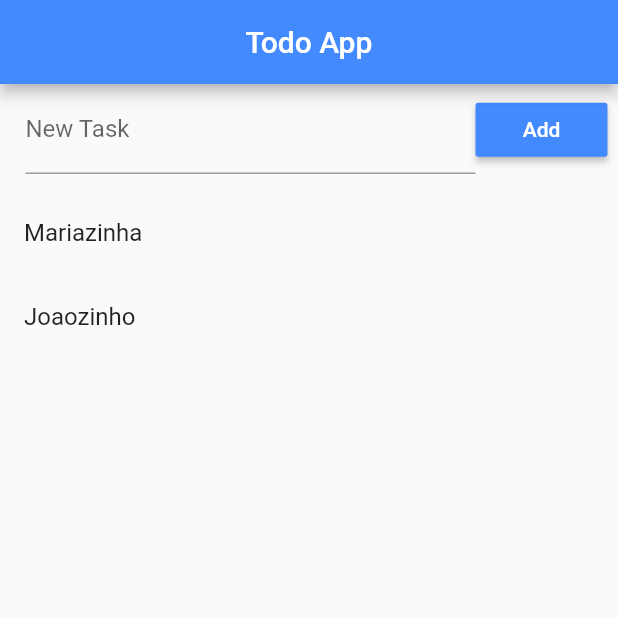
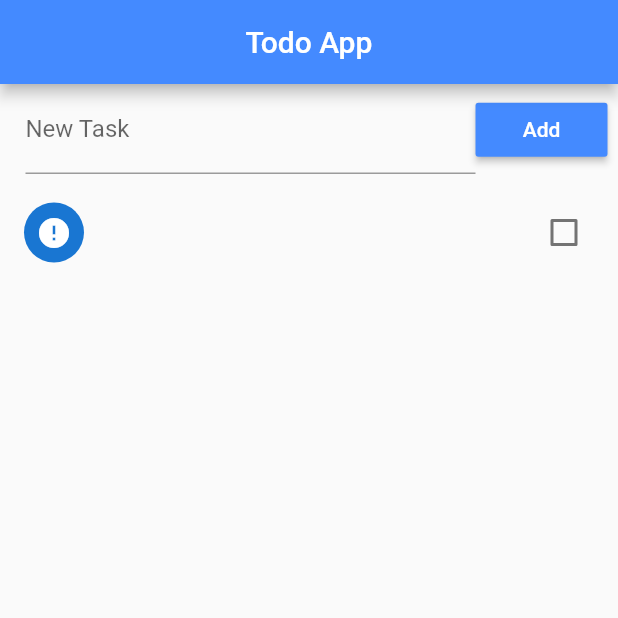
Before and after one commit to ramonbezerra/todo_app, a Flutter app: the screen it shows after launch, after a tap on "Add", on a phone screen of 412 x 824 dp, the top half of it. Run offline on Flutter 3.47's test engine with Material 2 defaults, Android fonts, the phone set to English and light mode, and no system bars.

Commit message:
check tasks

```diff
--- a/lib/main.dart
+++ b/lib/main.dart
@@ -16,7 +16,25 @@ class Home extends StatefulWidget {
 }
 
 class _HomeState extends State<Home> {
-  List _todoList = ["Mariazinha", "Joaozinho"];
+  final _todoController = TextEditingController();
+
+  List _todoList = [];
+
+  void _addTask() {
+    setState(() {
+      Map<String, dynamic> newTask = Map();
+      newTask["title"] = _todoController.text;
+      newTask["ok"] = false;
+      _todoController.text = "";
+      _todoList.add(newTask);
+    });
+  }
+
+  void _checkTask(value, index) {
+    setState(() {
+      _todoList[index]["ok"] = value;
+    });
+  }
 
   @override
   Widget build(BuildContext context) {
@@ -34,26 +52,38 @@ class _HomeState extends State<Home> {
               children: <Widget>[
                 Expanded(
                   child: TextField(
+                    controller: _todoController,
                     decoration: InputDecoration(labelText: "New Task"),
                   ),
                 ),
                 RaisedButton(
                   color: Colors.blueAccent,
                   child: Text("Add"),
-                  onPressed: () {},
+                  onPressed: _addTask,
                   textColor: Colors.white,
                 )
               ],
             ),
           ),
           Expanded(
-            child: ListView.builder(
-              itemBuilder: (context, index) {
-                return ListTile(title: Text(_todoList[index]));
-              },
-              padding: EdgeInsets.only(top: 10.0),
-              itemCount: _todoList.length,)
-          )
+              child: ListView.builder(
+            itemBuilder: (context, index) {
+              return CheckboxListTile(
+                value: _todoList[index]["ok"],
+                secondary: CircleAvatar(
+                    child: Icon(
+                        _todoList[index]["ok"] ? Icons.check : Icons.error
+                      )
+                    ),
+                title: Text(_todoList[index]["title"]),
+                onChanged: (value) {
+                  _checkTask(value, index);
+                }
+              );
+            },
+            padding: EdgeInsets.only(top: 10.0),
+            itemCount: _todoList.length,
+          ))
         ],
       ),
     );
```
